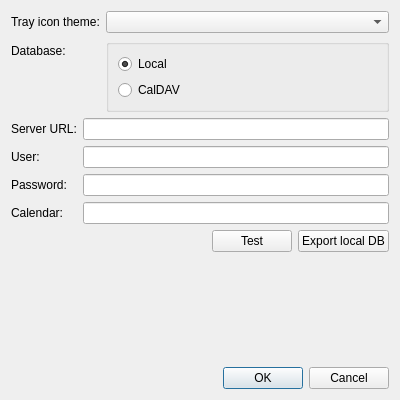
Above: src/hanlendar/ui/widget/settingsdialog.ui from anetczuk/hanlendar before the change. Below: the same form after it.
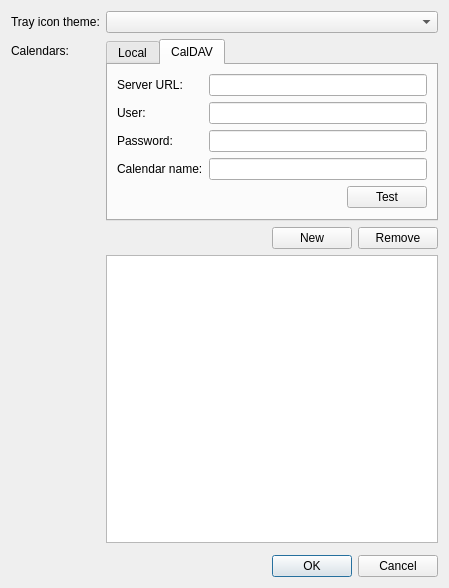
That is the form after the change. The open tabs and pages were chosen to show the change.

Commit message: Update SettingsDialog - allow multiple calendars

What changed in the file:
```diff
--- a/src/hanlendar/ui/widget/settingsdialog.ui
+++ b/src/hanlendar/ui/widget/settingsdialog.ui
@@ -6,14 +6,14 @@
    <rect>
     <x>0</x>
     <y>0</y>
-    <width>400</width>
-    <height>400</height>
+    <width>449</width>
+    <height>588</height>
    </rect>
   </property>
   <property name="windowTitle">
    <string>Settings</string>
   </property>
-  <layout class="QVBoxLayout" name="verticalLayout">
+  <layout class="QVBoxLayout" name="verticalLayout" stretch="0,0,0">
    <item>
     <layout class="QFormLayout" name="formLayout">
      <item row="0" column="0">
@@ -29,55 +29,39 @@
      <item row="1" column="0">
       <widget class="QLabel" name="label">
        <property name="text">
-        <string>Database:</string>
+        <string>Calendars:</string>
        </property>
       </widget>
      </item>
      <item row="1" column="1">
-      <widget class="QGroupBox" name="databaseGB">
-       <property name="title">
-        <string/>
-       </property>
-       <layout class="QVBoxLayout" name="verticalLayout_3">
+      <layout class="QVBoxLayout" name="verticalLayout_3" stretch="0,0,1">
         <item>
-         <widget class="QRadioButton" name="localRB">
-          <property name="text">
+        <widget class="QTabWidget" name="caltypeTW">
+         <property name="currentIndex">
+          <number>0</number>
+         </property>
+         <widget class="QWidget" name="localTab">
+          <attribute name="title">
            <string>Local</string>
-          </property>
-          <property name="checked">
-           <bool>true</bool>
-          </property>
-         </widget>
-        </item>
-        <item>
-         <widget class="QRadioButton" name="caldavRB">
+          </attribute>
+          <layout class="QFormLayout" name="formLayout_2">
+           <item row="0" column="0">
+            <widget class="QLabel" name="label_6">
           <property name="text">
+              <string>Calendar name:</string>
+             </property>
+            </widget>
+           </item>
+           <item row="0" column="1">
+            <widget class="QLineEdit" name="localCalendarNameLE"/>
+           </item>
+          </layout>
+         </widget>
+         <widget class="QWidget" name="caldavTab">
+          <attribute name="title">
            <string>CalDAV</string>
-          </property>
-         </widget>
-        </item>
-       </layout>
-      </widget>
-     </item>
-    </layout>
-   </item>
-   <item>
-    <widget class="QWidget" name="serverData" native="true">
-     <layout class="QVBoxLayout" name="verticalLayout_2">
-      <property name="leftMargin">
-       <number>0</number>
-      </property>
-      <property name="topMargin">
-       <number>0</number>
-      </property>
-      <property name="rightMargin">
-       <number>0</number>
-      </property>
-      <property name="bottomMargin">
-       <number>0</number>
-      </property>
-      <item>
-       <layout class="QFormLayout" name="serverAccessFL">
+          </attribute>
+          <layout class="QFormLayout" name="formLayout_3">
         <item row="0" column="0">
          <widget class="QLabel" name="label_2">
           <property name="text">
@@ -98,9 +82,6 @@
         <item row="1" column="1">
          <widget class="QLineEdit" name="serverUserLE"/>
         </item>
-        <item row="2" column="1">
-         <widget class="QLineEdit" name="serverPasswordLE"/>
-        </item>
         <item row="2" column="0">
          <widget class="QLabel" name="label_4">
           <property name="text">
@@ -108,10 +89,23 @@
           </property>
          </widget>
         </item>
+           <item row="2" column="1">
+            <widget class="QLineEdit" name="serverPasswordLE"/>
+           </item>
+           <item row="3" column="0">
+            <widget class="QLabel" name="label_5">
+             <property name="text">
+              <string>Calendar name:</string>
+             </property>
+            </widget>
+           </item>
+           <item row="3" column="1">
+            <widget class="QLineEdit" name="serverCalendarLE"/>
+           </item>
         <item row="4" column="1">
-         <layout class="QHBoxLayout" name="horizontalLayout_2">
+            <layout class="QHBoxLayout" name="horizontalLayout">
           <item>
-           <spacer name="horizontalSpacer">
+              <spacer name="horizontalSpacer_2">
             <property name="orientation">
              <enum>Qt::Horizontal</enum>
             </property>
@@ -130,42 +124,67 @@
             </property>
            </widget>
           </item>
-          <item>
-           <widget class="QPushButton" name="exportLocalPB">
-            <property name="text">
-             <string>Export local DB</string>
-            </property>
-           </widget>
-          </item>
-         </layout>
-        </item>
-        <item row="3" column="1">
-         <widget class="QLineEdit" name="calendarLE"/>
-        </item>
-        <item row="3" column="0">
-         <widget class="QLabel" name="label_5">
-          <property name="text">
-           <string>Calendar:</string>
-          </property>
-         </widget>
-        </item>
-       </layout>
-      </item>
-     </layout>
-    </widget>
+            </layout>
+           </item>
+          </layout>
+         </widget>
+        </widget>
    </item>
    <item>
-    <spacer name="verticalSpacer">
+        <layout class="QHBoxLayout" name="horizontalLayout_2">
+         <item>
+          <spacer name="horizontalSpacer">
      <property name="orientation">
-      <enum>Qt::Vertical</enum>
+            <enum>Qt::Horizontal</enum>
      </property>
      <property name="sizeHint" stdset="0">
       <size>
-       <width>20</width>
-       <height>40</height>
+             <width>40</width>
+             <height>20</height>
       </size>
      </property>
     </spacer>
+         </item>
+         <item>
+          <widget class="QPushButton" name="newCalPB">
+           <property name="text">
+            <string>New</string>
+           </property>
+          </widget>
+         </item>
+         <item>
+          <widget class="QPushButton" name="removeCalendarPB">
+           <property name="text">
+            <string>Remove</string>
+           </property>
+          </widget>
+         </item>
+        </layout>
+       </item>
+       <item>
+        <widget class="QListWidget" name="callistWidget"/>
+       </item>
+      </layout>
+     </item>
+    </layout>
+   </item>
+   <item>
+    <widget class="QWidget" name="serverData" native="true">
+     <layout class="QVBoxLayout" name="verticalLayout_2">
+      <property name="leftMargin">
+       <number>0</number>
+      </property>
+      <property name="topMargin">
+       <number>0</number>
+      </property>
+      <property name="rightMargin">
+       <number>0</number>
+      </property>
+      <property name="bottomMargin">
+       <number>0</number>
+      </property>
+     </layout>
+    </widget>
    </item>
    <item>
     <widget class="QDialogButtonBox" name="buttonBox">
```
Lines whose indentation alone changed are shown as unchanged. The commit also changes 8 other files.
